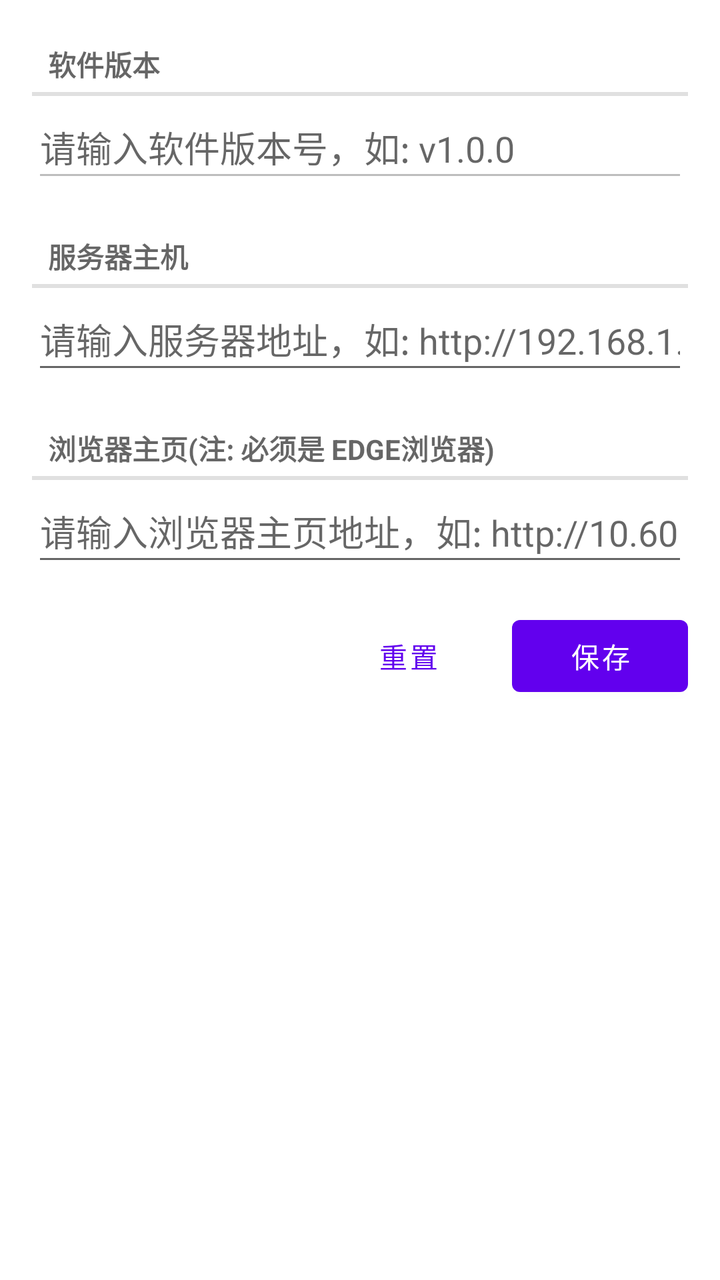
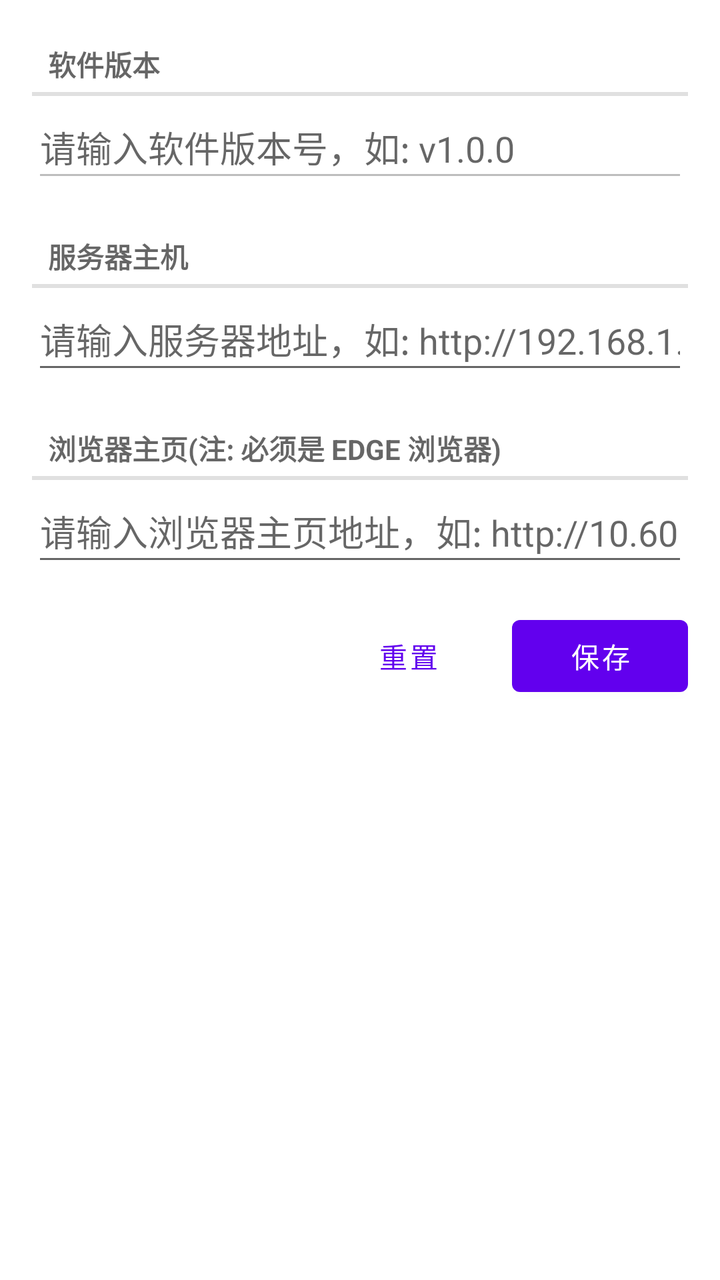

An Android layout rendered at two revisions. The XML below is the earlier revision; the diff shows what the commit changed to produce the second picture.
<!-- AndroidManifest.xml: application theme Theme.Android.DarkActionBar.NoActionBar -->
<!-- res/layout/fragment_setting.xml -->
<?xml version="1.0" encoding="utf-8"?>
<LinearLayout xmlns:android="http://schemas.android.com/apk/res/android"
    xmlns:tools="http://schemas.android.com/tools"
    android:layout_width="match_parent"
    android:layout_height="match_parent"
    android:orientation="vertical"
    android:layout_marginTop="16dp"
    android:padding="16dp"
    tools:context=".ui.setting.SettingFragment">

    <TextView
        style="?android:listSeparatorTextViewStyle"
        android:layout_width="match_parent"
        android:layout_height="wrap_content"
        android:text="软件版本" />

    <EditText
        android:id="@+id/etSoftwareVersion"
        android:layout_width="match_parent"
        android:layout_height="48dp"
        android:enabled="false"
        android:layout_marginBottom="16dp"
        android:hint="请输入软件版本号，如: v1.0.0"
        android:inputType="text" />

    <TextView
        style="?android:listSeparatorTextViewStyle"
        android:layout_width="match_parent"
        android:layout_height="wrap_content"
        android:text="服务器主机" />

    <EditText
        android:id="@+id/etServerHost"
        android:layout_width="match_parent"
        android:layout_height="48dp"
        android:layout_marginBottom="16dp"
        android:hint="请输入服务器地址，如: http://192.168.1.100:8080"
        android:inputType="textUri" />

    <TextView
        style="?android:listSeparatorTextViewStyle"
        android:layout_width="match_parent"
        android:layout_height="wrap_content"
        android:text="浏览器主页(注: 必须是 Edge浏览器)" />

    <EditText
        android:id="@+id/etBrowserHomepage"
        android:layout_width="match_parent"
        android:layout_height="48dp"
        android:layout_marginBottom="16dp"
        android:hint="请输入浏览器主页地址，如: http://10.60.0.190:9291/#/position/7"
        android:inputType="textUri" />

    <LinearLayout
        android:layout_width="match_parent"
        android:layout_height="wrap_content"
        android:orientation="horizontal"
        android:gravity="end">

        <Button
            android:id="@+id/btnReset"
            android:layout_width="wrap_content"
            android:layout_height="wrap_content"
            android:layout_marginEnd="8dp"
            android:text="重置"
            style="?android:attr/buttonBarButtonStyle" />

        <Button
            android:id="@+id/btnSave"
            android:layout_width="wrap_content"
            android:layout_height="wrap_content"
            android:text="保存" />

    </LinearLayout>

</LinearLayout>
<!-- resources referenced by this layout -->
<resources>
  <style name="Theme.Android.DarkActionBar.NoActionBar">
          <item name="windowActionBar">false</item>
          <item name="windowNoTitle">true</item>
      </style>
</resources>

<!-- the commit's change to res/layout/fragment_setting.xml (unified diff, before → after) -->
@@ -41,7 +41,7 @@
         style="?android:listSeparatorTextViewStyle"
         android:layout_width="match_parent"
         android:layout_height="wrap_content"
-        android:text="浏览器主页(注: 必须是 Edge浏览器)" />
+        android:text="浏览器主页(注: 必须是 Edge 浏览器)" />
 
     <EditText
         android:id="@+id/etBrowserHomepage"
